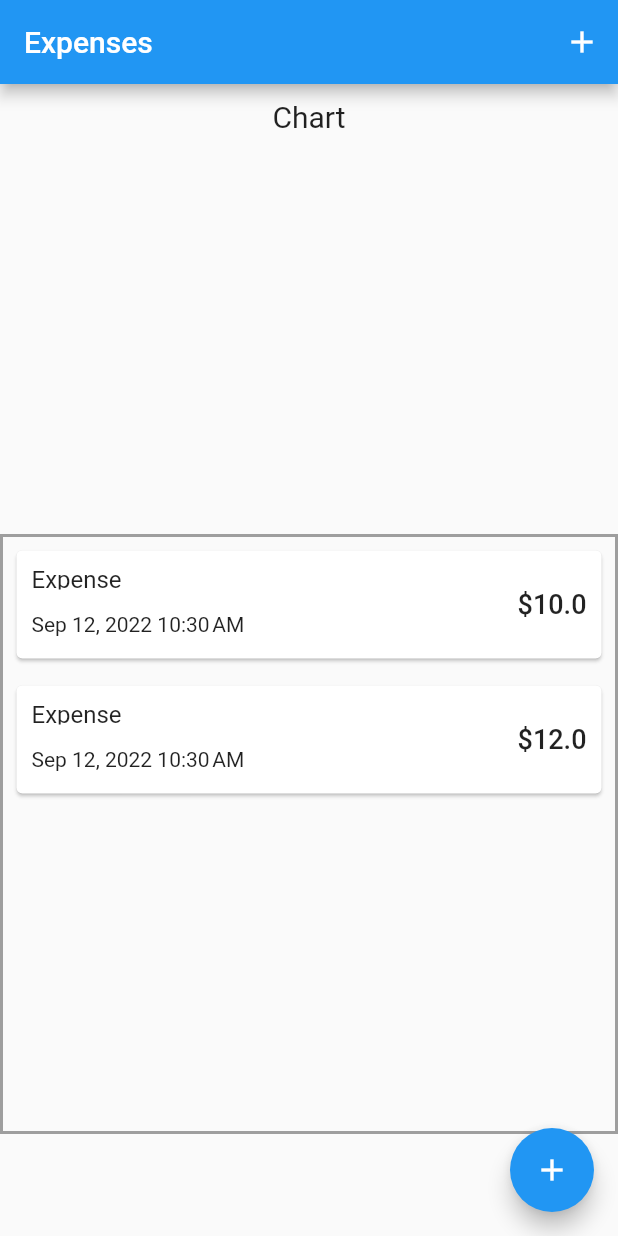
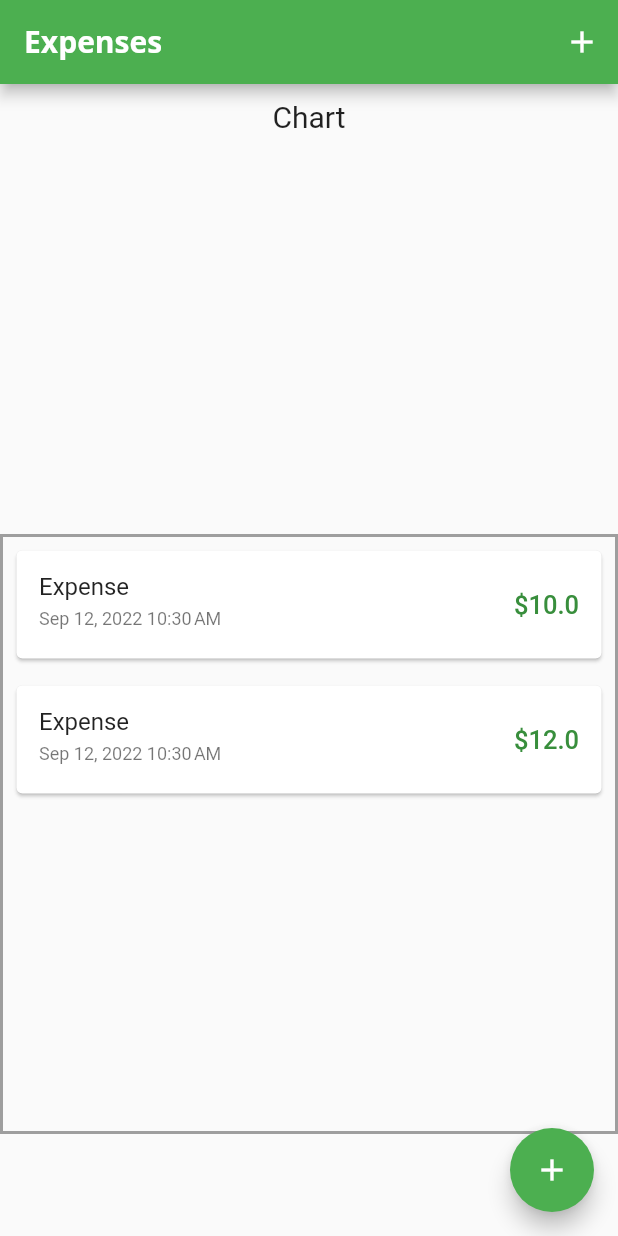
Before and after one commit to analyst097/flutter_app, a Flutter app: the screen it shows after launch, on a phone screen of 412 x 824 dp. Run offline on Flutter 3.47's test engine with Material 2 defaults, Android fonts, the phone set to English and light mode, and no system bars.

Commit message:
custom font style and theming

```diff
--- a/lib/main.dart
+++ b/lib/main.dart
@@ -31,8 +31,16 @@ class _MyAppState extends State<MyApp> {
       child: MaterialApp(
         title: 'Flutter Demo',
         theme: ThemeData(
-          primarySwatch: Colors.blue,
-        ),
+            primarySwatch: Colors.green,
+            fontFamily: 'Quicksand',
+            textTheme: Theme.of(context).textTheme.copyWith(
+                titleSmall: TextStyle(
+                    fontFamily: 'OpenSans', fontWeight: FontWeight.w500)),
+            appBarTheme: AppBarTheme(
+                titleTextStyle: TextStyle(
+                    fontFamily: 'OpenSans',
+                    fontSize: 20,
+                    fontWeight: FontWeight.w800))),
         home: Scaffold(
           appBar: AppBar(
             title: Text('Expenses'),
--- a/lib/widgets/expense.dart
+++ b/lib/widgets/expense.dart
@@ -14,6 +14,8 @@ class ExpenseWidget extends StatelessWidget {
       width: double.infinity,
       padding: const EdgeInsets.all(5),
       child: Card(
+        child: Container(
+          padding: EdgeInsets.all(5),
           child: InkWell(
             splashColor: Colors.grey.withOpacity(.5),
             onTap: () => print('tapped'),
@@ -21,30 +23,22 @@ class ExpenseWidget extends StatelessWidget {
               children: [
                 Expanded(
                   child: Column(
+                    mainAxisAlignment: MainAxisAlignment.center,
                     crossAxisAlignment: CrossAxisAlignment.start,
                     children: [
-                    Expanded(
-                      child: Container(
-                          margin: const EdgeInsets.symmetric(
-                              vertical: 10, horizontal: 10),
-                          child: Text(
-                            expense.title,
-                            style: TextStyle(
-                              fontSize: 16,
-                            ),
-                          )),
-                    ),
-                    Expanded(
-                      child: Container(
+                      Container(
+                          margin: const EdgeInsets.symmetric(horizontal: 10),
+                          child: Text(expense.title,
+                              style: Theme.of(context).textTheme.titleMedium)),
+                      Container(
                           margin:
                               EdgeInsets.symmetric(vertical: 5, horizontal: 10),
                           child: Text(
                             DateFormat.yMMMd()
                                 .add_jm()
                                 .format(expense.dateTime),
-                            style: TextStyle(fontSize: 14),
+                            style: Theme.of(context).textTheme.bodySmall,
                           )),
-                    )
                     ],
                   ),
                 ),
@@ -52,10 +46,14 @@ class ExpenseWidget extends StatelessWidget {
                   margin: EdgeInsets.symmetric(horizontal: 10, vertical: 10),
                   child: Text(
                     "\$${expense.amount}",
-                  style: TextStyle(fontSize: 18, fontWeight: FontWeight.w500),
+                    style: TextStyle(
+                        color: Theme.of(context).primaryColorDark,
+                        fontSize: 17,
+                        fontWeight: FontWeight.w500),
                   ),
                 )
               ],
+            ),
           ),
         ),
       ),
```
Also changed, not shown: pubspec.yaml (+15 -11 lines), assets/fonts/OpenSans-Bold.ttf (added), assets/fonts/OpenSans-Regular.ttf (added), assets/fonts/Quicksand-Bold.ttf (added), assets/fonts/Quicksand-Light.ttf (added), assets/fonts/Quicksand-Medium.ttf (added), assets/fonts/Quicksand-Regular.ttf (added). Lines whose indentation alone changed are shown as unchanged.
